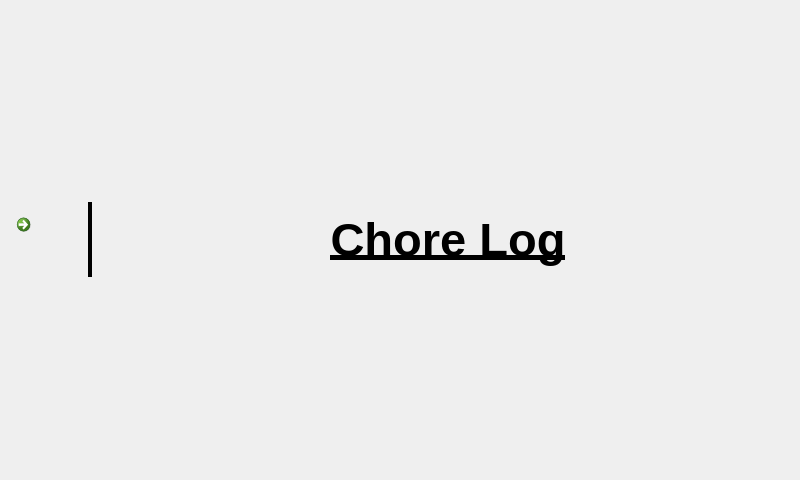
Qt form ChoreLog.ui (jplarose/PiChores) before a commit.
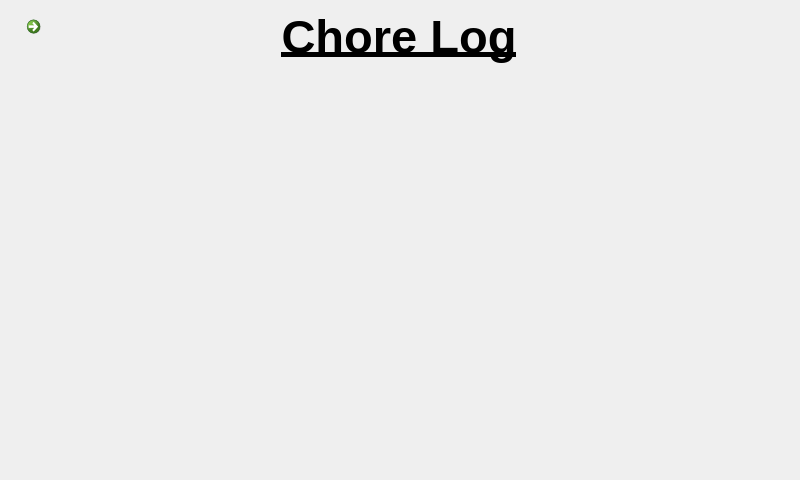
The same form after that commit. Icons and pictures are not drawn.

```diff
--- a/ChoreLog.ui
+++ b/ChoreLog.ui
@@ -23,19 +23,26 @@
     </rect>
    </property>
    <layout class="QVBoxLayout" name="verticalLayout">
-    <item>
-     <layout class="QHBoxLayout" name="horizontalLayout" stretch="0,0,0">
-      <property name="spacing">
-       <number>6</number>
-      </property>
-      <property name="sizeConstraint">
-       <enum>QLayout::SetMinAndMaxSize</enum>
-      </property>
-      <property name="leftMargin">
+    <property name="topMargin">
        <number>0</number>
       </property>
       <item>
+     <widget class="QWidget" name="widget" native="true">
+      <property name="maximumSize">
+       <size>
+        <width>16777215</width>
+        <height>65</height>
+       </size>
+      </property>
        <widget class="QCommandLinkButton" name="GoBackButton">
+       <property name="geometry">
+        <rect>
+         <x>10</x>
+         <y>0</y>
+         <width>65</width>
+         <height>65</height>
+        </rect>
+       </property>
         <property name="maximumSize">
          <size>
           <width>65</width>
@@ -498,49 +505,18 @@
          </size>
         </property>
        </widget>
-      </item>
-      <item>
-       <widget class="Line" name="line">
-        <property name="sizePolicy">
-         <sizepolicy hsizetype="Fixed" vsizetype="Minimum">
-          <horstretch>0</horstretch>
-          <verstretch>0</verstretch>
-         </sizepolicy>
-        </property>
-        <property name="minimumSize">
-         <size>
-          <width>20</width>
-          <height>0</height>
-         </size>
-        </property>
-        <property name="baseSize">
-         <size>
-          <width>20</width>
-          <height>0</height>
-         </size>
-        </property>
-        <property name="font">
-         <font>
-          <pointsize>10</pointsize>
-          <bold>false</bold>
-         </font>
-        </property>
-        <property name="frameShadow">
-         <enum>QFrame::Plain</enum>
-        </property>
-        <property name="lineWidth">
-         <number>4</number>
-        </property>
-        <property name="orientation">
-         <enum>Qt::Vertical</enum>
-        </property>
-       </widget>
-      </item>
-      <item>
        <widget class="QLabel" name="chore_log_title">
+       <property name="geometry">
+        <rect>
+         <x>240</x>
+         <y>-10</y>
+         <width>300</width>
+         <height>75</height>
+        </rect>
+       </property>
         <property name="maximumSize">
          <size>
-          <width>16777215</width>
+         <width>300</width>
           <height>75</height>
          </size>
         </property>
@@ -558,11 +534,22 @@
          <set>Qt::AlignCenter</set>
         </property>
        </widget>
-      </item>
-     </layout>
+     </widget>
     </item>
     <item>
+     <widget class="QWidget" name="widget_2" native="true">
+      <widget class="QWidget" name="">
+       <property name="geometry">
+        <rect>
+         <x>10</x>
+         <y>20</y>
+         <width>761</width>
+         <height>361</height>
+        </rect>
+       </property>
      <layout class="QGridLayout" name="choreButtonGridLayout"/>
+      </widget>
+     </widget>
     </item>
    </layout>
   </widget>
```
Lines whose indentation alone changed are shown as unchanged.
